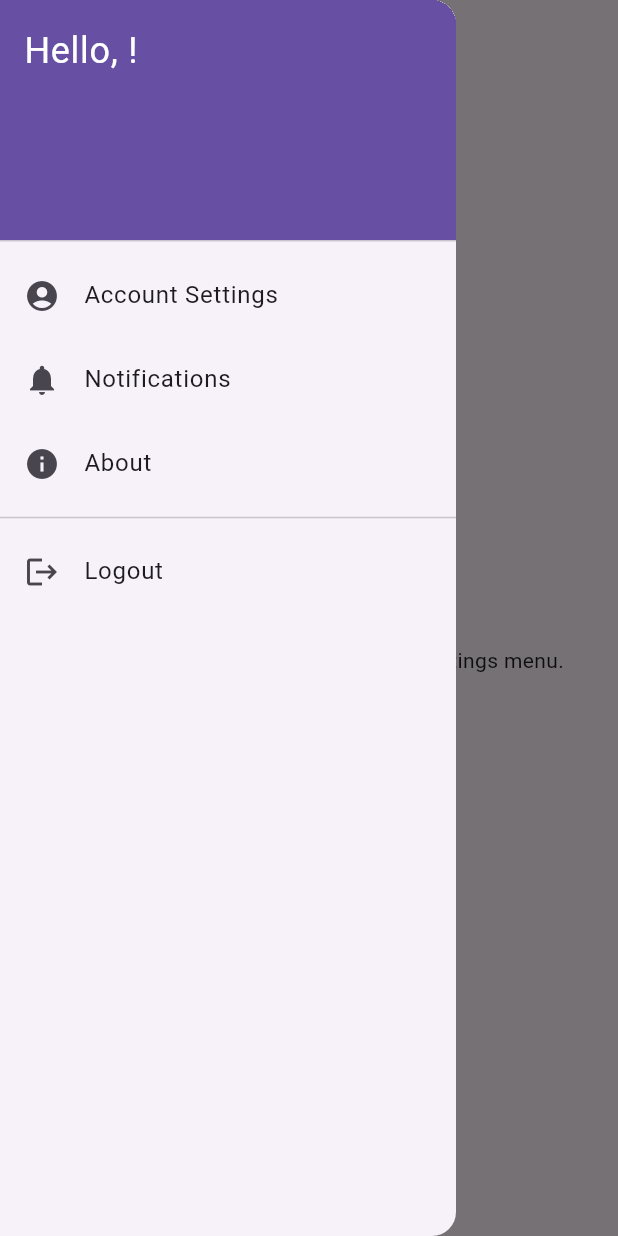
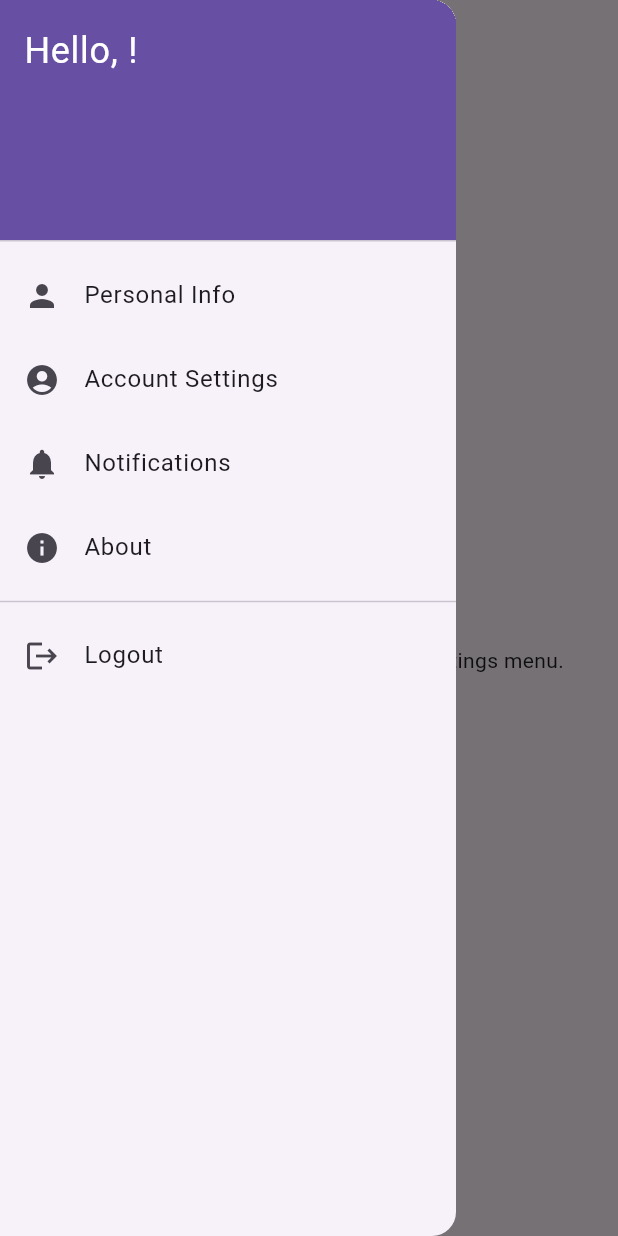
Before and after one commit to Alyzou/settings_lab_project, a Flutter app: the HomeScreen screen opened by its route, with the side drawer open, on a phone screen of 412 x 824 dp. Run offline on Flutter 3.47's test engine with Material 3 defaults, Android fonts, the phone set to English and light mode, and no system bars; our stand-ins replace fluttertoast, shared_preferences; accounts and stored records are empty.

Commit message:
Add and connect Personal Info settings screen

```diff
--- a/lib/home_screen.dart
+++ b/lib/home_screen.dart
@@ -2,6 +2,7 @@
 
 import 'package:flutter/material.dart';
 import 'storage_service.dart';
+import 'personal_info_screen.dart'; // Import the new screen
 
 class HomeScreen extends StatefulWidget {
   const HomeScreen({super.key});
@@ -30,9 +31,10 @@ class _HomeScreenState extends State<HomeScreen> {
   }
 
   void _logout() async {
-    await _storageService.clearUserData(); // [cite: 34]
+    await _storageService.clearUserData();
     // Navigate to login screen and clear the entire navigation stack
-    Navigator.of(context).pushNamedAndRemoveUntil('/login', (Route<dynamic> route) => false);
+    Navigator.of(context)
+        .pushNamedAndRemoveUntil('/login', (Route<dynamic> route) => false);
   }
 
   @override
@@ -41,46 +43,56 @@ class _HomeScreenState extends State<HomeScreen> {
       appBar: AppBar(
         title: const Text('Home Screen'),
       ),
-      // The Drawer widget implements the settings menu [cite: 16]
+      // The Drawer widget implements the settings menu
       drawer: Drawer(
         child: ListView(
           padding: EdgeInsets.zero,
           children: [
             DrawerHeader(
-              decoration: BoxDecoration(color: Theme.of(context).primaryColor),
+              decoration:
+                  BoxDecoration(color: Theme.of(context).primaryColor),
               // Personalized greeting using user-specific data
               child: Text(
                 'Hello, $_username!',
                 style: const TextStyle(color: Colors.white, fontSize: 24),
               ),
             ),
+            // This is the new ListTile to connect to the settings screen
             ListTile(
-              leading: const Icon(Icons.account_circle), // [cite: 18, 32]
-              title: const Text('Account Settings'), // [cite: 25]
+              leading: const Icon(Icons.person), // [cite: 309]
+              title: const Text('Personal Info'), // [cite: 310]
+              onTap: () { // [cite: 311]
+                Navigator.pop(context); // Close the drawer first
+                Navigator.push(context, MaterialPageRoute(builder: (context) => const PersonalInfoScreen())); //
+              },
+            ),
+            ListTile(
+              leading: const Icon(Icons.account_circle),
+              title: const Text('Account Settings'),
               onTap: () {
                 // Placeholder for navigation
                 Navigator.pop(context);
               },
             ),
             ListTile(
-              leading: const Icon(Icons.notifications), // [cite: 18, 32]
-              title: const Text('Notifications'), // [cite: 25]
+              leading: const Icon(Icons.notifications),
+              title: const Text('Notifications'),
               onTap: () {
                 Navigator.pop(context);
               },
             ),
             ListTile(
-              leading: const Icon(Icons.info), // [cite: 18, 32]
-              title: const Text('About'), // [cite: 25]
+              leading: const Icon(Icons.info),
+              title: const Text('About'),
               onTap: () {
                 Navigator.pop(context);
               },
             ),
             const Divider(),
             ListTile(
-              leading: const Icon(Icons.logout), // [cite: 18, 32]
-              title: const Text('Logout'), // [cite: 26]
-              onTap: _logout, // [cite: 34]
+              leading: const Icon(Icons.logout),
+              title: const Text('Logout'),
+              onTap: _logout,
             ),
           ],
         ),
--- a/pubspec.yaml
+++ b/pubspec.yaml
@@ -31,6 +31,7 @@ dependencies:
   flutter:
     sdk: flutter
   shared_preferences: ^2.2.3
+  fluttertoast: ^8.2.6
   # The following adds the Cupertino Icons font to your application.
   # Use with the CupertinoIcons class for iOS style icons.
   cupertino_icons: ^1.0.8
```
Also changed, not shown: lib/personal_info_screen.dart (added, +127 -0 lines), pubspec.lock.
